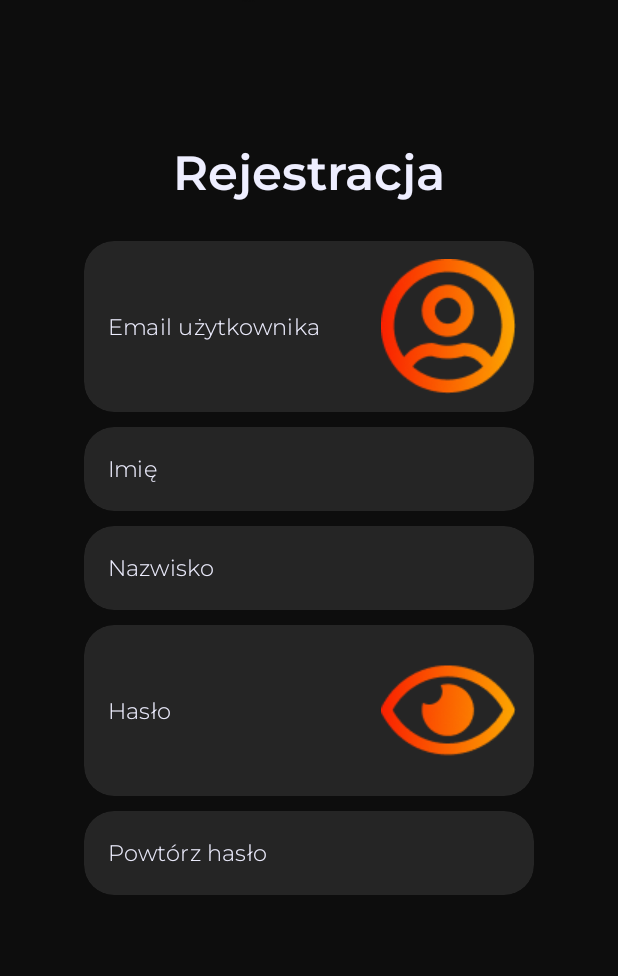
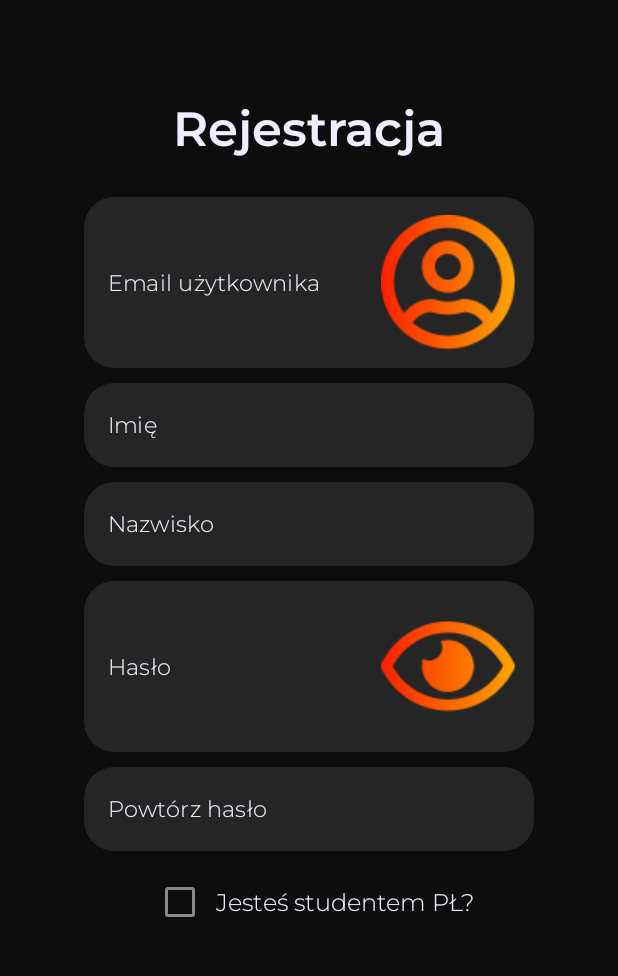
Before and after one commit to IgorJonski/Limbo, an Android app built with Jetpack Compose: the screen it shows after launch (MainActivity), on a phone screen of 412 x 824 dp, the part 99-1075 px from its top. Run offline under Robolectric (Android 15) with nearby library versions, the phone set to English and light mode, and no system bars.

Commit message:
Add checkbox for PŁ students

```diff
--- a/app/src/main/java/com/app/limboapp/ui/RegisterScreen.kt
+++ b/app/src/main/java/com/app/limboapp/ui/RegisterScreen.kt
@@ -4,14 +4,12 @@ import android.util.Log
 import androidx.annotation.DrawableRes
 import androidx.compose.foundation.Image
 import androidx.compose.foundation.background
+import androidx.compose.foundation.clickable
 import androidx.compose.foundation.layout.*
 import androidx.compose.foundation.shape.RoundedCornerShape
 import androidx.compose.foundation.text.KeyboardActions
 import androidx.compose.foundation.text.KeyboardOptions
-import androidx.compose.material.IconButton
-import androidx.compose.material.Text
-import androidx.compose.material.TextField
-import androidx.compose.material.TextFieldDefaults
+import androidx.compose.material.*
 import androidx.compose.runtime.*
 import androidx.compose.runtime.saveable.rememberSaveable
 import androidx.compose.ui.Alignment
@@ -172,6 +170,35 @@ fun RegisterTextFields() {
         ) {
             Log.d("LOG_TAG", "Finished ${repeatPassword.value}")
         }
+
+        Spacer(modifier = Modifier.height(10.dp))
+        var isStudent by remember { mutableStateOf(false) }
+        Row(
+            horizontalArrangement = Arrangement.Center,
+            verticalAlignment = Alignment.CenterVertically,
+            modifier = Modifier
+                .fillMaxWidth()
+        ) {
+            Checkbox(
+                checked = isStudent,
+                onCheckedChange = {
+                    isStudent = it
+                },
+                colors = CheckboxDefaults.colors(
+                    checkedColor = TextLightOrange,
+                    uncheckedColor = Color.Gray
+                )
+            )
+            Text(
+                text = "Jesteś studentem PŁ?",
+                color = TextWhite,
+                fontFamily = Montserrat,
+                fontWeight = FontWeight.Light,
+                fontSize = 16.sp,
+                modifier = Modifier
+                    .clickable { isStudent = !isStudent }
+            )
+        }
     }
 }
 
```
